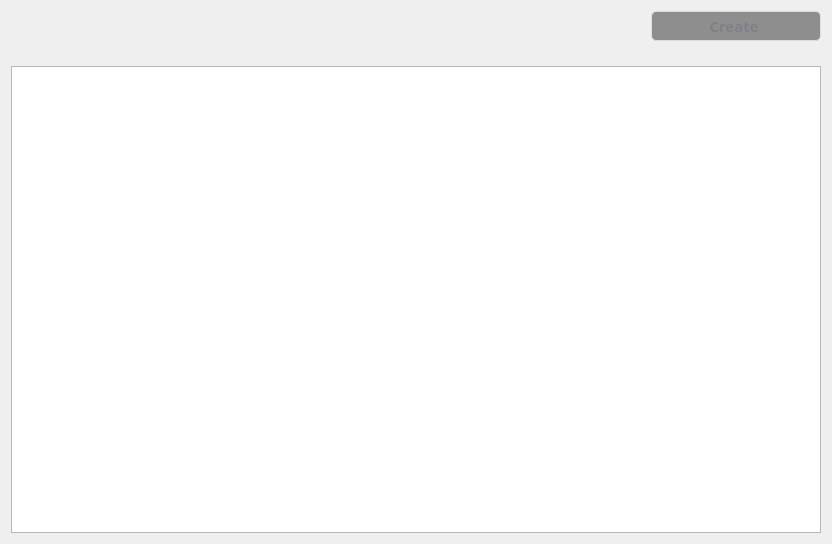
YassineBaghdadi/TransportingPlanning, file ui/trips.ui: the form before one commit.
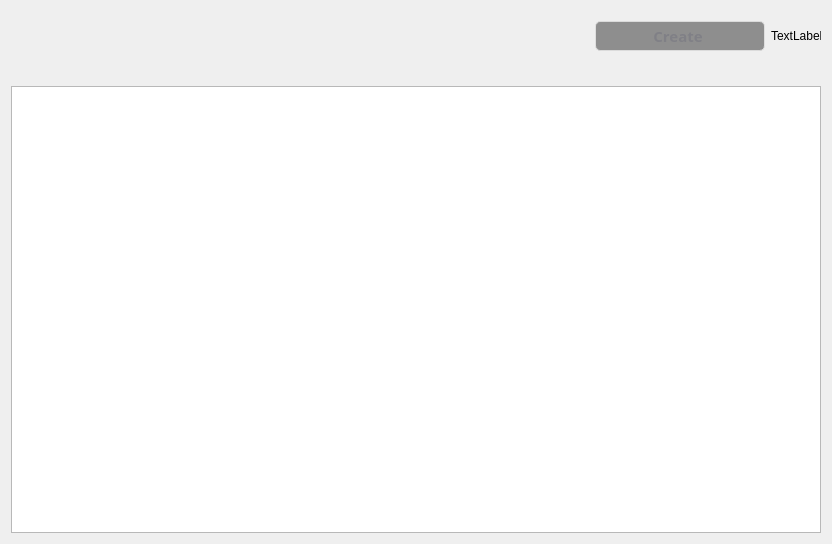
The form after the commit.

```diff
--- a/ui/trips.ui
+++ b/ui/trips.ui
@@ -614,6 +614,37 @@
        </property>
       </widget>
      </item>
+     <item>
+      <widget class="QLabel" name="back_icon">
+       <property name="minimumSize">
+        <size>
+         <width>50</width>
+         <height>50</height>
+        </size>
+       </property>
+       <property name="maximumSize">
+        <size>
+         <width>50</width>
+         <height>50</height>
+        </size>
+       </property>
+       <property name="cursor">
+        <cursorShape>PointingHandCursor</cursorShape>
+       </property>
+       <property name="styleSheet">
+        <string notr="true">QLabel#back_icon:hover {
+	
+	border-color: rgb(23, 155, 255);
+}</string>
+       </property>
+       <property name="text">
+        <string>TextLabel</string>
+       </property>
+       <property name="alignment">
+        <set>Qt::AlignLeading|Qt::AlignLeft|Qt::AlignVCenter</set>
+       </property>
+      </widget>
+     </item>
     </layout>
    </item>
    <item>
```
